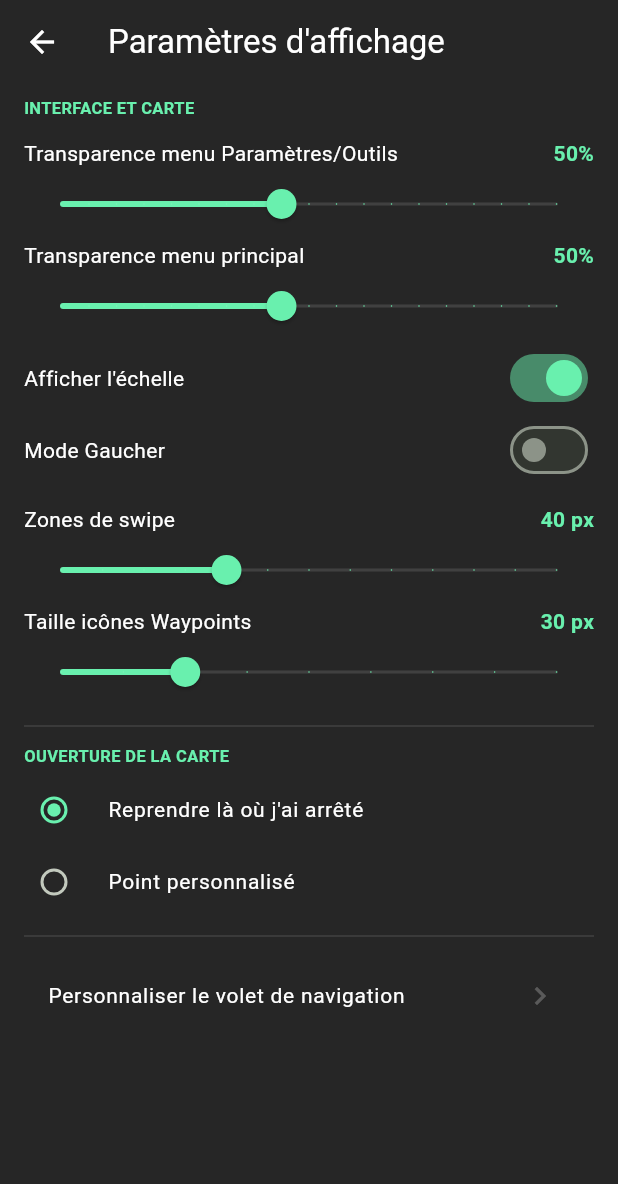
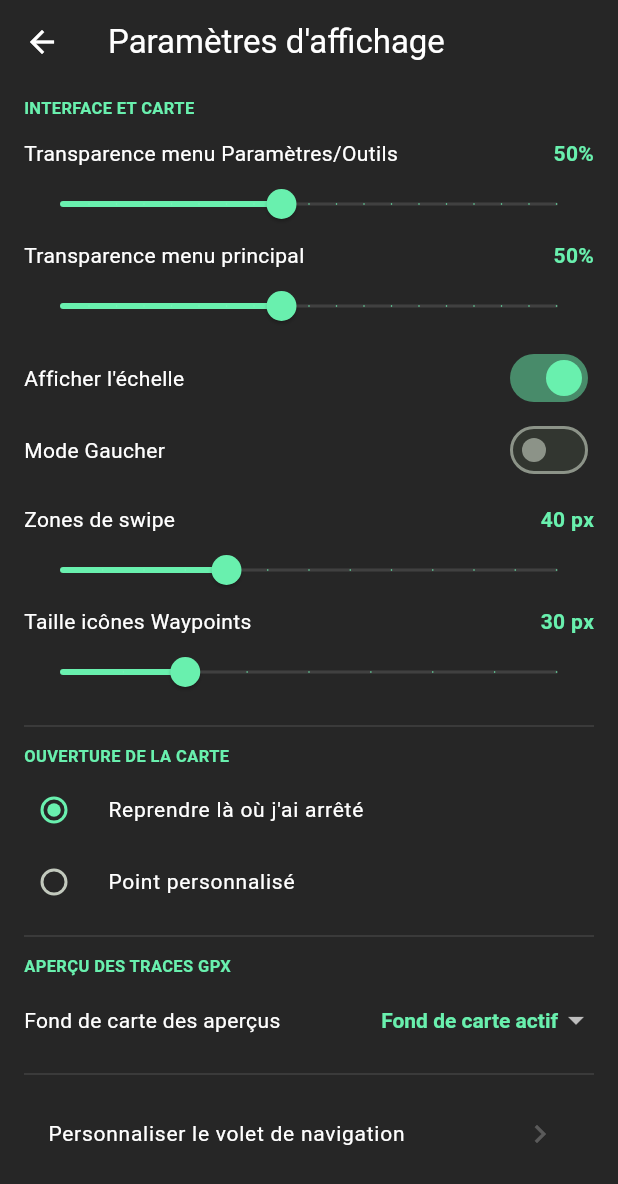
Before and after one commit to Rosaweb/Meshiker, a Flutter app: the DisplaySettingsScreen screen opened directly, on a phone screen of 412 x 824 dp. Shown: the top 1184 px of the screen. Run offline on Flutter 3.47's test engine with Material 3 defaults, Android fonts, the phone set to English and light mode, and no system bars; our stand-ins replace connectivity_plus, file_picker, flutter_colorpicker, flutter_compass, flutter_map, geolocator and 10 more; missing offline and left inert: dart:ffi, gnss_diagnostics, mbtiles, mobile_scanner, open_meteo, purchases_flutter and 6 more; accounts and stored records are empty; generated files the repository leaves out were written again.

Commit message:
Add a fixed map-background option for GPX trace preview thumbnails
Track previews (Track Manager, share screen, etc) always rendered
using whichever map background was currently active on the main map.
Add a "Paramètres d'affichage" dropdown to pin a specific background
for previews instead, defaulting to the previous follow-active-map
behavior.

Co-Authored-By: Claude Sonnet 5 <noreply@anthropic.com>

```diff
--- a/lib/ui/settings/display_settings_screen.dart
+++ b/lib/ui/settings/display_settings_screen.dart
@@ -1,6 +1,7 @@
 import 'package:flutter/material.dart';
 import 'package:provider/provider.dart';
 import '../../utils/settings_service.dart';
+import 'maps_settings_screen.dart';
 import 'navigation_customization_screen.dart';
 
 class DisplaySettingsScreen extends StatelessWidget {
@@ -161,6 +162,36 @@ class DisplaySettingsScreen extends StatelessWidget {
                 ),
 
                 const Divider(color: Colors.white12, height: 24),
+                const Text('APERÇU DES TRACES GPX', style: headerStyle),
+                const SizedBox(height: 4),
+                Row(
+                  children: [
+                    const Expanded(
+                      child: Text('Fond de carte des aperçus', style: labelStyle),
+                    ),
+                    DropdownButton<String?>(
+                      value: settings.tracePreviewMapSourceId,
+                      dropdownColor: Colors.grey[900],
+                      style: valueStyle,
+                      underline: const SizedBox(),
+                      onChanged: (id) => settings.setTracePreviewMapSourceId(id),
+                      items: [
+                        const DropdownMenuItem<String?>(
+                          value: null,
+                          child: Text('Fond de carte actif'),
+                        ),
+                        ...availableSources.map(
+                          (source) => DropdownMenuItem<String?>(
+                            value: source.id,
+                            child: Text(source.name),
+                          ),
+                        ),
+                      ],
+                    ),
+                  ],
+                ),
+
+                const Divider(color: Colors.white12, height: 24),
                 ListTile(
                   title: const Text('Personnaliser le volet de navigation', style: labelStyle),
                   trailing: const Icon(Icons.chevron_right, color: Colors.white24),
--- a/lib/ui/tracks/trace_map_preview.dart
+++ b/lib/ui/tracks/trace_map_preview.dart
@@ -72,7 +72,7 @@ class _TraceMapPreviewState extends State<TraceMapPreview> {
               );
             }
 
-            final source = MapStyle.resolveTileSource(settings);
+            final source = MapStyle.resolveTracePreviewSource(settings);
             final latLngPoints =
                 points!.map((p) => LatLng(p.lat, p.lon)).toList();
 
```
Also changed, not shown: lib/map/map_style.dart (+11 -0 lines), lib/utils/settings_service.dart (+19 -0 lines).
